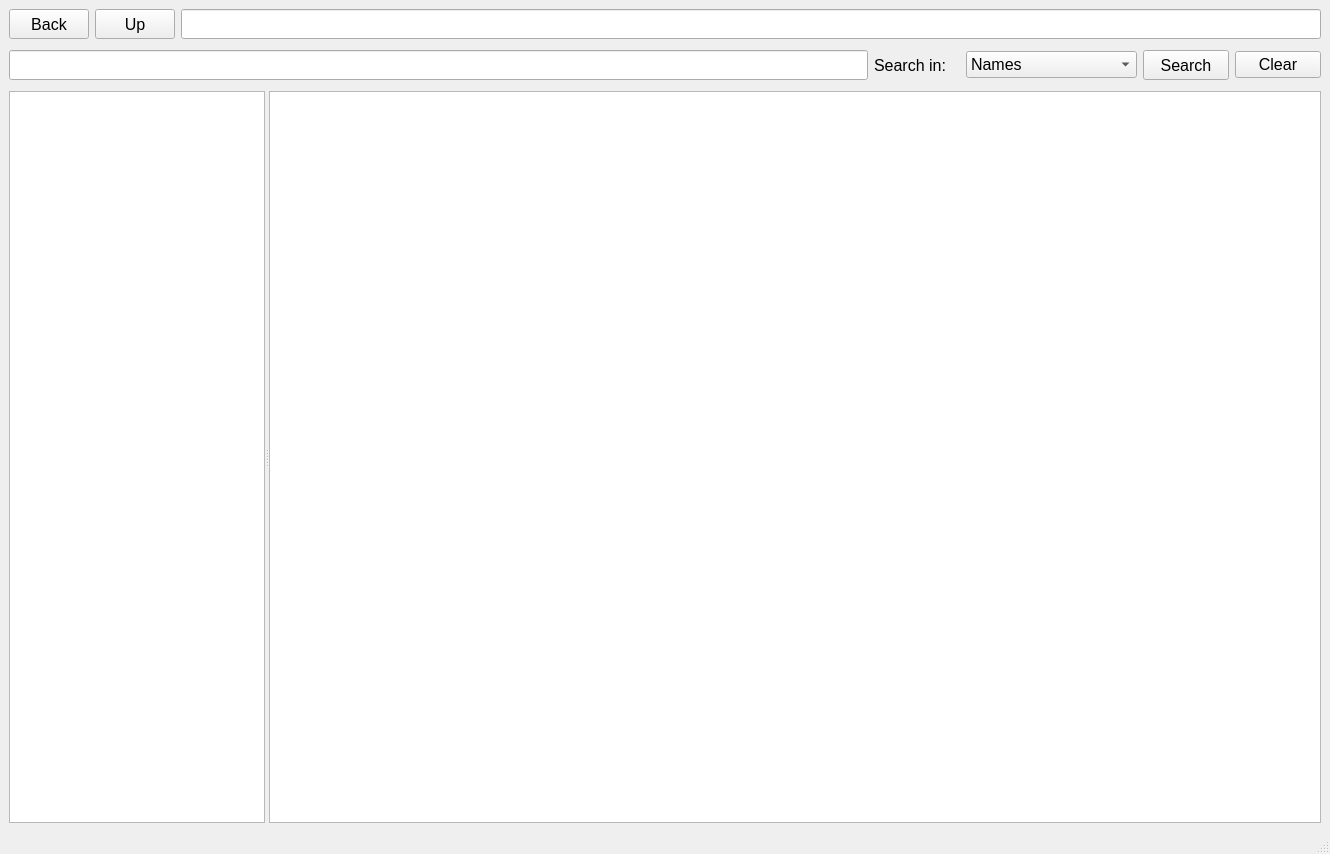
Old version of the form mainwindow.ui in the repository nhatanh0104/Boba.
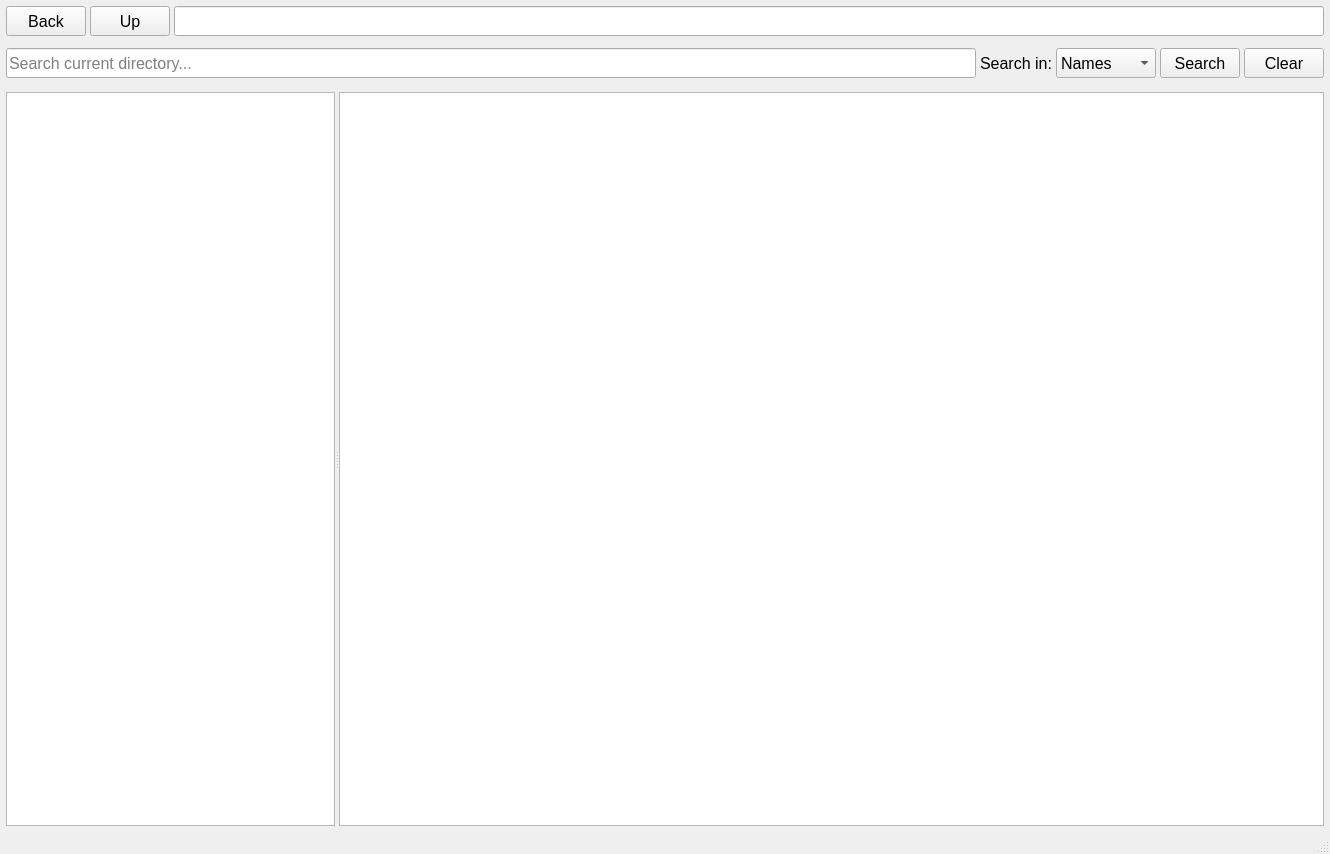
New version of the form.

The edit to the form file:
```diff
--- a/mainwindow.ui
+++ b/mainwindow.ui
@@ -12,12 +12,12 @@
   </property>
   <property name="minimumSize">
    <size>
-    <width>0</width>
-    <height>0</height>
+    <width>800</width>
+    <height>600</height>
    </size>
   </property>
   <property name="windowTitle">
-   <string>MainWindow</string>
+   <string>Boba File Manager</string>
   </property>
   <widget class="QWidget" name="centralwidget">
    <property name="font">
@@ -26,18 +26,45 @@
     </font>
    </property>
    <layout class="QVBoxLayout" name="verticalLayout">
+    <property name="spacing">
+     <number>6</number>
+    </property>
+    <property name="leftMargin">
+     <number>6</number>
+    </property>
+    <property name="topMargin">
+     <number>6</number>
+    </property>
+    <property name="rightMargin">
+     <number>6</number>
+    </property>
+    <property name="bottomMargin">
+     <number>6</number>
+    </property>
     <item>
      <widget class="QWidget" name="topWidget" native="true">
-      <property name="enabled">
-       <bool>true</bool>
+      <property name="sizePolicy">
+       <sizepolicy hsizetype="Preferred" vsizetype="Fixed">
+        <horstretch>0</horstretch>
+        <verstretch>0</verstretch>
+       </sizepolicy>
       </property>
       <property name="minimumSize">
        <size>
         <width>0</width>
-        <height>0</height>
+        <height>80</height>
+       </size>
+      </property>
+      <property name="maximumSize">
+       <size>
+        <width>16777215</width>
+        <height>100</height>
        </size>
       </property>
       <layout class="QVBoxLayout" name="verticalLayout_2">
+       <property name="spacing">
+        <number>4</number>
+       </property>
        <property name="leftMargin">
         <number>0</number>
        </property>
@@ -52,7 +79,16 @@
        </property>
        <item>
         <widget class="QWidget" name="navigationWidget" native="true">
+         <property name="sizePolicy">
+          <sizepolicy hsizetype="Preferred" vsizetype="Fixed">
+           <horstretch>0</horstretch>
+           <verstretch>0</verstretch>
+          </sizepolicy>
+         </property>
          <layout class="QHBoxLayout" name="horizontalLayout_2">
+          <property name="spacing">
+           <number>4</number>
+          </property>
           <property name="leftMargin">
            <number>0</number>
           </property>
@@ -67,12 +103,24 @@
           </property>
           <item>
            <widget class="QPushButton" name="backButton">
+            <property name="sizePolicy">
+             <sizepolicy hsizetype="Fixed" vsizetype="Fixed">
+              <horstretch>0</horstretch>
+              <verstretch>0</verstretch>
+             </sizepolicy>
+            </property>
             <property name="minimumSize">
              <size>
-              <width>80</width>
+              <width>60</width>
               <height>30</height>
              </size>
             </property>
+            <property name="maximumSize">
+             <size>
+              <width>80</width>
+              <height>40</height>
+             </size>
+            </property>
             <property name="text">
              <string>Back</string>
             </property>
@@ -80,12 +128,24 @@
           </item>
           <item>
            <widget class="QPushButton" name="upButton">
+            <property name="sizePolicy">
+             <sizepolicy hsizetype="Fixed" vsizetype="Fixed">
+              <horstretch>0</horstretch>
+              <verstretch>0</verstretch>
+             </sizepolicy>
+            </property>
             <property name="minimumSize">
              <size>
-              <width>80</width>
+              <width>60</width>
               <height>30</height>
              </size>
             </property>
+            <property name="maximumSize">
+             <size>
+              <width>80</width>
+              <height>40</height>
+             </size>
+            </property>
             <property name="text">
              <string>Up</string>
             </property>
@@ -95,16 +155,22 @@
            <widget class="QLineEdit" name="addressBar">
             <property name="sizePolicy">
              <sizepolicy hsizetype="Expanding" vsizetype="Fixed">
-              <horstretch>3</horstretch>
+              <horstretch>1</horstretch>
               <verstretch>0</verstretch>
              </sizepolicy>
             </property>
             <property name="minimumSize">
              <size>
-              <width>0</width>
+              <width>200</width>
               <height>30</height>
              </size>
             </property>
+            <property name="maximumSize">
+             <size>
+              <width>16777215</width>
+              <height>40</height>
+             </size>
+            </property>
            </widget>
           </item>
          </layout>
@@ -112,16 +178,28 @@
        </item>
        <item>
         <widget class="QWidget" name="searchWidget" native="true">
+         <property name="sizePolicy">
+          <sizepolicy hsizetype="Preferred" vsizetype="Fixed">
+           <horstretch>0</horstretch>
+           <verstretch>0</verstretch>
+          </sizepolicy>
+         </property>
          <property name="minimumSize">
           <size>
            <width>0</width>
-           <height>40</height>
+           <height>30</height>
           </size>
          </property>
-         <property name="focusPolicy">
-          <enum>Qt::FocusPolicy::NoFocus</enum>
+         <property name="maximumSize">
+          <size>
+           <width>16777215</width>
+           <height>50</height>
+          </size>
          </property>
          <layout class="QHBoxLayout" name="horizontalLayout">
+          <property name="spacing">
+           <number>4</number>
+          </property>
           <property name="leftMargin">
            <number>0</number>
           </property>
@@ -138,30 +216,40 @@
            <widget class="QLineEdit" name="searchPrompt">
             <property name="sizePolicy">
              <sizepolicy hsizetype="Expanding" vsizetype="Fixed">
-              <horstretch>10</horstretch>
+              <horstretch>3</horstretch>
               <verstretch>0</verstretch>
              </sizepolicy>
             </property>
             <property name="minimumSize">
              <size>
-              <width>0</width>
+              <width>150</width>
               <height>30</height>
              </size>
             </property>
+            <property name="maximumSize">
+             <size>
+              <width>16777215</width>
+              <height>30</height>
+             </size>
+            </property>
+            <property name="placeholderText">
+             <string>Search current directory...</string>
+            </property>
            </widget>
           </item>
           <item>
            <widget class="QLabel" name="searchIn">
             <property name="sizePolicy">
-             <sizepolicy hsizetype="Preferred" vsizetype="Preferred">
-              <horstretch>1</horstretch>
+             <sizepolicy hsizetype="Fixed" vsizetype="Preferred">
+              <horstretch>0</horstretch>
               <verstretch>0</verstretch>
              </sizepolicy>
             </property>
-            <property name="font">
-             <font>
-              <pointsize>12</pointsize>
-             </font>
+            <property name="minimumSize">
+             <size>
+              <width>70</width>
+              <height>0</height>
+             </size>
             </property>
             <property name="text">
              <string>Search in:</string>
@@ -171,11 +259,23 @@
           <item>
            <widget class="QComboBox" name="searchModeCombo">
             <property name="sizePolicy">
-             <sizepolicy hsizetype="Preferred" vsizetype="Fixed">
-              <horstretch>2</horstretch>
+             <sizepolicy hsizetype="Fixed" vsizetype="Fixed">
+              <horstretch>0</horstretch>
               <verstretch>0</verstretch>
              </sizepolicy>
             </property>
+            <property name="minimumSize">
+             <size>
+              <width>100</width>
+              <height>30</height>
+             </size>
+            </property>
+            <property name="maximumSize">
+             <size>
+              <width>150</width>
+              <height>30</height>
+             </size>
+            </property>
             <item>
              <property name="text">
               <string>Names</string>
@@ -191,14 +291,20 @@
           <item>
            <widget class="QPushButton" name="searchButton">
             <property name="sizePolicy">
-             <sizepolicy hsizetype="Minimum" vsizetype="Fixed">
-              <horstretch>1</horstretch>
+             <sizepolicy hsizetype="Fixed" vsizetype="Fixed">
+              <horstretch>0</horstretch>
               <verstretch>0</verstretch>
              </sizepolicy>
             </property>
             <property name="minimumSize">
              <size>
-              <width>80</width>
+              <width>60</width>
+              <height>30</height>
+             </size>
+            </property>
+            <property name="maximumSize">
+             <size>
+              <width>100</width>
               <height>30</height>
              </size>
             </property>
@@ -210,11 +316,23 @@
           <item>
            <widget class="QPushButton" name="clearButton">
             <property name="sizePolicy">
-             <sizepolicy hsizetype="Minimum" vsizetype="Fixed">
-              <horstretch>1</horstretch>
+             <sizepolicy hsizetype="Fixed" vsizetype="Fixed">
+              <horstretch>0</horstretch>
               <verstretch>0</verstretch>
              </sizepolicy>
             </property>
+            <property name="minimumSize">
+             <size>
+              <width>60</width>
+              <height>30</height>
+             </size>
+            </property>
+            <property name="maximumSize">
+             <size>
+              <width>100</width>
+              <height>30</height>
+             </size>
+            </property>
             <property name="text">
              <string>Clear</string>
             </property>
@@ -228,6 +346,12 @@
     </item>
     <item>
      <widget class="QWidget" name="contentWidget" native="true">
+      <property name="sizePolicy">
+       <sizepolicy hsizetype="Expanding" vsizetype="Expanding">
+        <horstretch>0</horstretch>
+        <verstretch>1</verstretch>
+       </sizepolicy>
+      </property>
       <layout class="QHBoxLayout" name="contentLayout">
        <property name="spacing">
         <number>0</number>
@@ -249,13 +373,34 @@
          <property name="sizePolicy">
           <sizepolicy hsizetype="Expanding" vsizetype="Expanding">
            <horstretch>1</horstretch>
-           <verstretch>0</verstretch>
+           <verstretch>1</verstretch>
           </sizepolicy>
          </property>
          <property name="orientation">
           <enum>Qt::Orientation::Horizontal</enum>
          </property>
+         <property name="handleWidth">
+          <number>4</number>
+         </property>
          <widget class="QTreeView" name="treeView">
+          <property name="sizePolicy">
+           <sizepolicy hsizetype="Preferred" vsizetype="Expanding">
+            <horstretch>1</horstretch>
+            <verstretch>1</verstretch>
+           </sizepolicy>
+          </property>
+          <property name="minimumSize">
+           <size>
+            <width>200</width>
+            <height>0</height>
+           </size>
+          </property>
+          <property name="maximumSize">
+           <size>
+            <width>500</width>
+            <height>16777215</height>
+           </size>
+          </property>
           <property name="font">
            <font>
             <pointsize>12</pointsize>
@@ -266,9 +411,15 @@
           <property name="sizePolicy">
            <sizepolicy hsizetype="Expanding" vsizetype="Expanding">
             <horstretch>3</horstretch>
-            <verstretch>0</verstretch>
+            <verstretch>1</verstretch>
            </sizepolicy>
           </property>
+          <property name="minimumSize">
+           <size>
+            <width>400</width>
+            <height>0</height>
+           </size>
+          </property>
           <property name="font">
            <font>
             <pointsize>12</pointsize>
```
